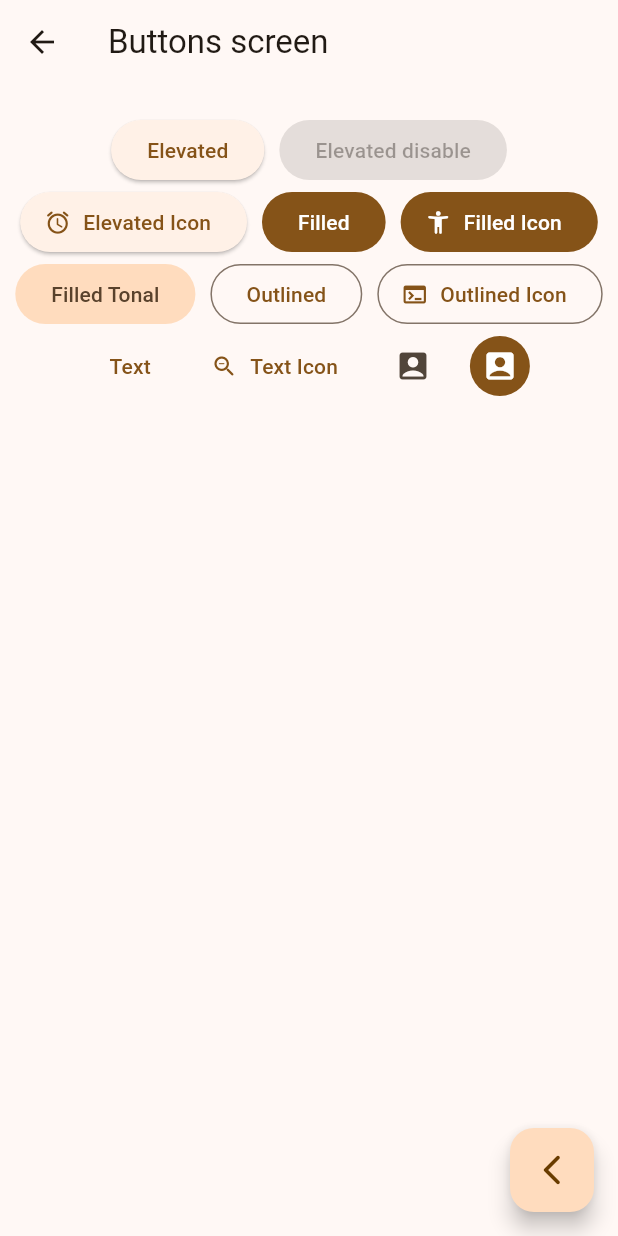
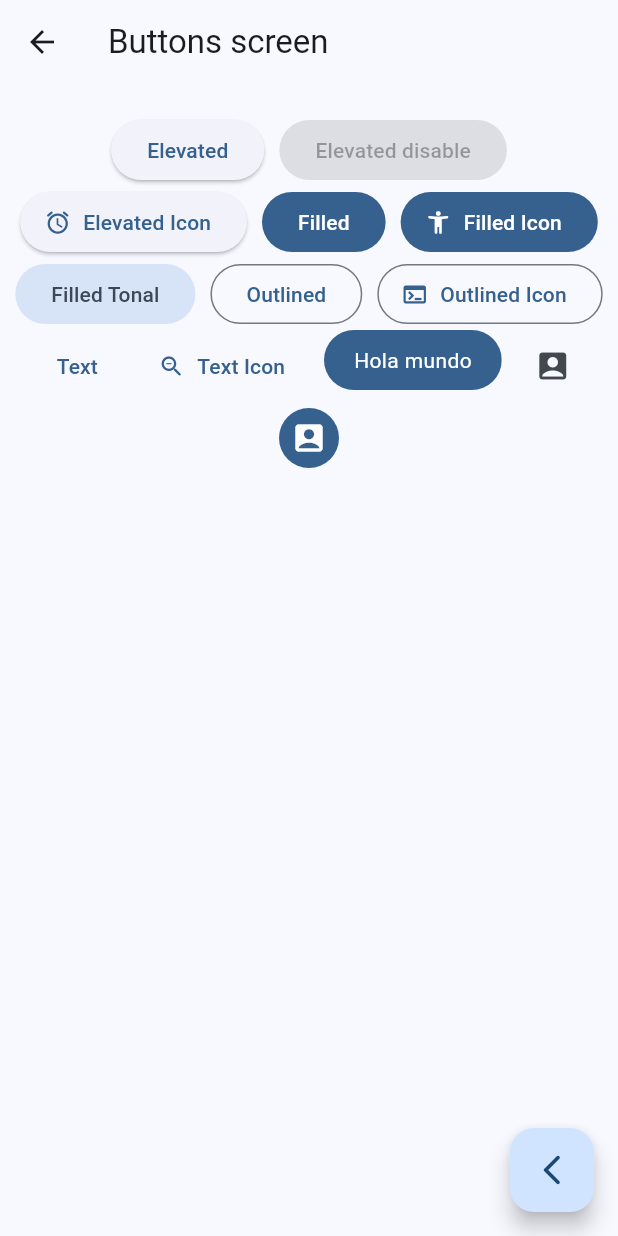
Before and after one commit to DiegoYepes05/Widgets_App, a Flutter app: the screen it shows after launch, after a tap on "Buttons", on a phone screen of 412 x 824 dp. Run offline on Flutter 3.47's test engine with Material 3 defaults, Android fonts, the phone set to English and light mode, and no system bars; our stand-ins replace go_router.

Commit message:
Button screen finished

```diff
--- a/lib/main.dart
+++ b/lib/main.dart
@@ -12,7 +12,7 @@ class MyApp extends StatelessWidget {
     return MaterialApp.router(
       debugShowCheckedModeBanner: false,
       title: 'Widgets App',
-      theme: AppTheme(selectedColor: 4).getTheme(),
+      theme: AppTheme(selectedColor: 0).getTheme(),
       routerConfig: appRouter,
     );
   }
--- a/lib/presentation/screens/buttons/buttons_screen.dart
+++ b/lib/presentation/screens/buttons/buttons_screen.dart
@@ -74,9 +74,7 @@ class _ButtonsView extends StatelessWidget {
               icon: const Icon(Icons.zoom_out_rounded),
               label: const Text('Text Icon'),
             ),
-
-            // TODO: Custom Button
-
+            const CustomButton(),
             IconButton(
               onPressed: () {},
               icon: const Icon(Icons.account_box_rounded),
@@ -94,3 +92,28 @@ class _ButtonsView extends StatelessWidget {
     );
   }
 }
+
+class CustomButton extends StatelessWidget {
+  const CustomButton({super.key});
+
+  @override
+  Widget build(BuildContext context) {
+    final colors = Theme.of(context).colorScheme;
+    return ClipRRect(
+      borderRadius: BorderRadius.circular(20),
+      child: Material(
+        color: colors.primary,
+        child: InkWell(
+          onTap: () {},
+          child: const Padding(
+            padding: EdgeInsets.symmetric(horizontal: 20, vertical: 10),
+            child: Text(
+              'Hola mundo',
+              style: TextStyle(color: Colors.white),
+            ),
+          ),
+        ),
+      ),
+    );
+  }
+}
```
